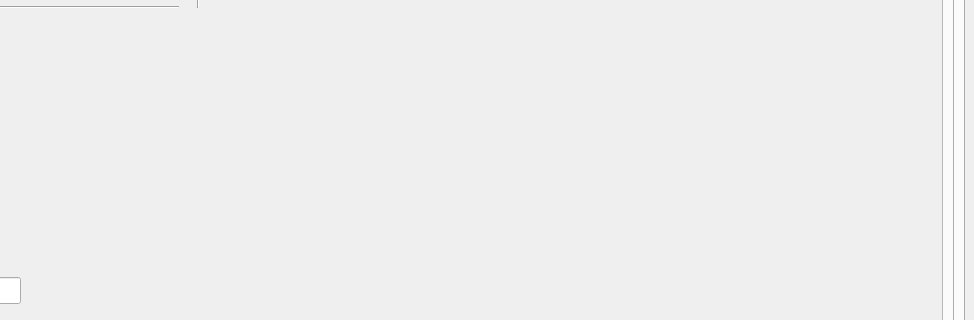
The window that gui.ui (ryanq47/WhisperNet) describes before a commit, drawn with Qt 5; both pictures show x 134 to 1108 and y 388 to 708 of the 1108 by 850 pixel window.
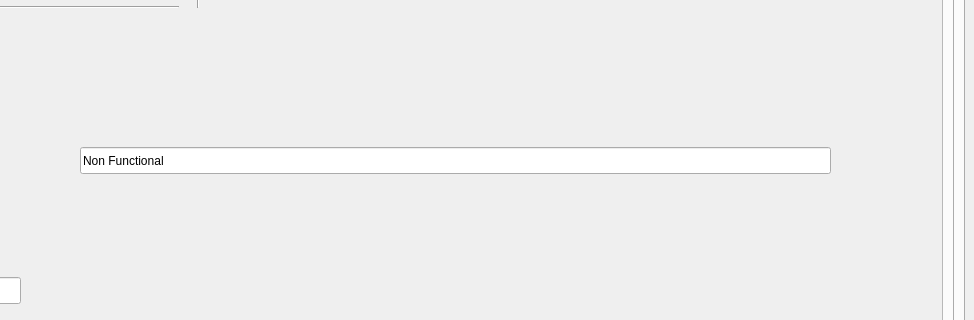
The same window after the commit. The open tabs and pages were chosen to show the change. Icons and pictures are not drawn.

Commit message: added non functional qline's to non functional (as of now) modules

Patch:
```diff
--- a/gui.ui
+++ b/gui.ui
@@ -645,6 +645,19 @@
                  <string>Hide NSFW</string>
                 </property>
                </widget>
+               <widget class="QLineEdit" name="lineEdit_7">
+                <property name="geometry">
+                 <rect>
+                  <x>182</x>
+                  <y>380</y>
+                  <width>751</width>
+                  <height>27</height>
+                 </rect>
+                </property>
+                <property name="text">
+                 <string>Non Functional</string>
+                </property>
+               </widget>
               </widget>
              </widget>
             </item>
```
Left out of the diff: 41 changed lines with no effect on the pictures.
